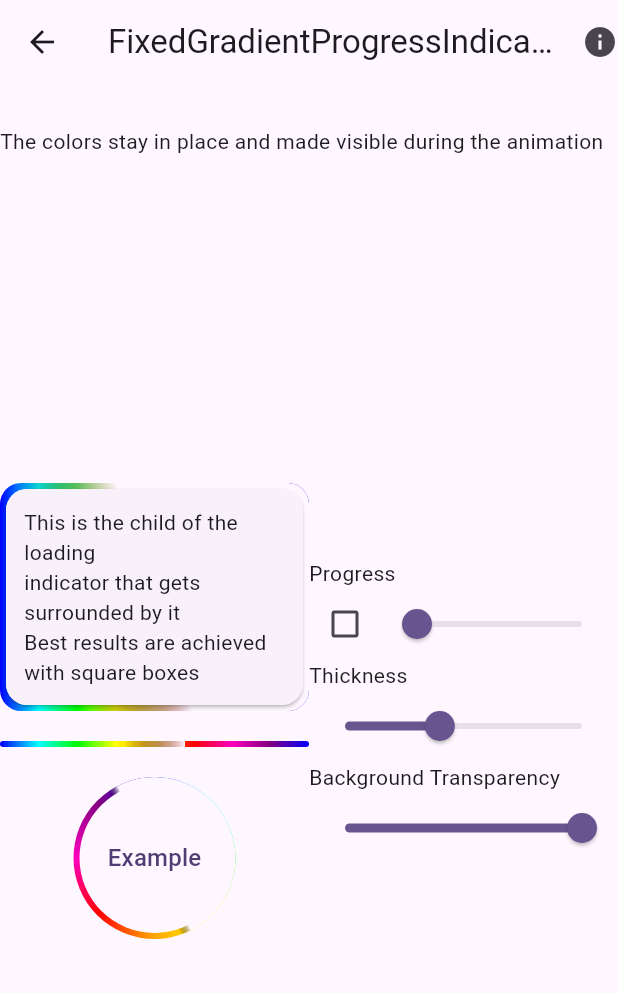
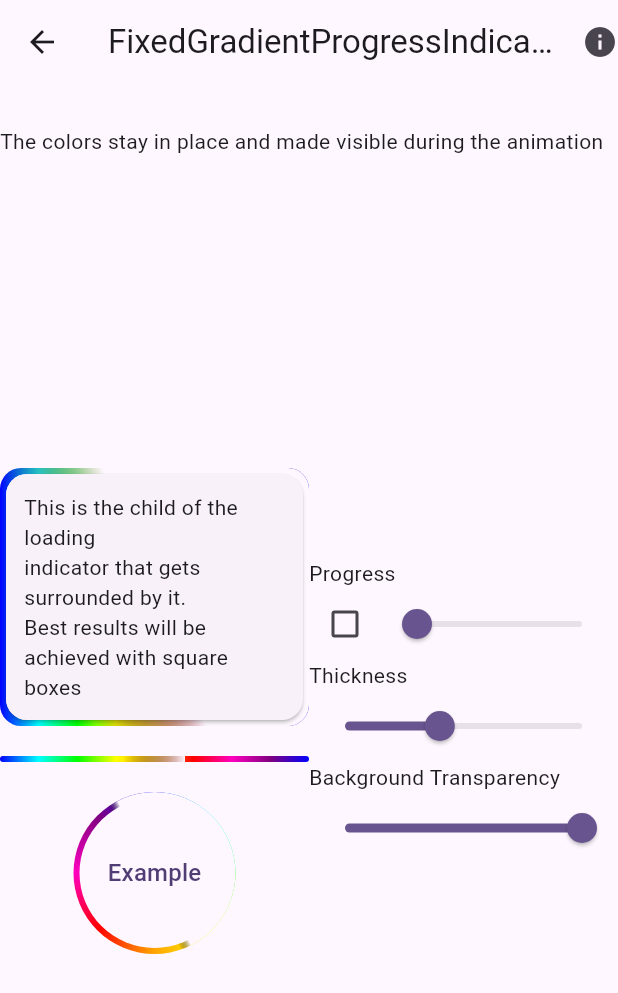
Before and after one commit to YukiAttano/colorful_progress_indicator, a Flutter app: the screen it shows after launch, after a tap on "FixedGradientProgressIndicator", on a phone screen of 412 x 824 dp. Shown: the top 993 px of the screen. Run offline on Flutter 3.47's test engine with Material 3 defaults, Android fonts, the phone set to English and light mode, and no system bars; our stand-ins replace flutter_riverpod, go_router.

Commit message:
add more examples

```diff
--- a/example/lib/features/fixed_gradient_progress_indicator/_box_indicator.dart
+++ b/example/lib/features/fixed_gradient_progress_indicator/_box_indicator.dart
@@ -27,8 +27,8 @@ class _BoxIndicator extends StatelessWidget {
           child: Column(
             mainAxisSize: MainAxisSize.min,
             children: [
-              Text("This is the child of the loading\nindicator that gets surrounded by it"),
-              Text("Best results are achieved with square boxes"),
+              Text("This is the child of the loading\nindicator that gets surrounded by it."),
+              Text("Best results will be achieved with square boxes"),
             ],
           ),
         ),
--- a/example/lib/features/moving_gradient_progress_indicator/_box_indicator.dart
+++ b/example/lib/features/moving_gradient_progress_indicator/_box_indicator.dart
@@ -26,8 +26,8 @@ class _BoxIndicator extends StatelessWidget {
           child: Column(
             mainAxisSize: MainAxisSize.min,
             children: [
-              Text("This is the child of the loading\nindicator that gets surrounded by it"),
-              Text("Best results are achieved with square boxes"),
+              Text("This is the child of the loading\nindicator that gets surrounded by it."),
+              Text("Best results will be achieved with square boxes"),
             ],
           ),
         ),
```
Also changed, not shown: assets/fixed_gradient_progress_indicator.gif (added), assets/fixed_gradient_progress_indicator_example.gif (added), 1 other file.
